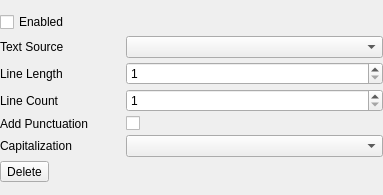
This is src/ui/OpenCaptionSettingsWidget.ui in ratwithacompiler/OBS-captions-plugin as Qt 5 draws it before an edit. The edited form follows.
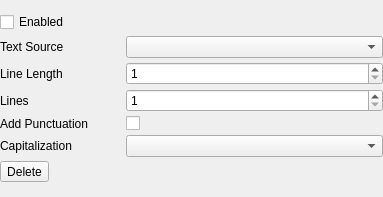
This is the edited form.

Commit message: UI: reorder settings to be more consistent

The edit to the form file:
```diff
--- a/src/ui/OpenCaptionSettingsWidget.ui
+++ b/src/ui/OpenCaptionSettingsWidget.ui
@@ -7,7 +7,7 @@
     <x>0</x>
     <y>0</y>
     <width>383</width>
-    <height>195</height>
+    <height>197</height>
    </rect>
   </property>
   <property name="sizePolicy">
@@ -121,7 +121,7 @@
       <item row="3" column="0">
        <widget class="QLabel" name="label_17">
         <property name="text">
-         <string>Line Count</string>
+         <string>Lines</string>
         </property>
        </widget>
       </item>
```
The commit also changes 1 other file.
